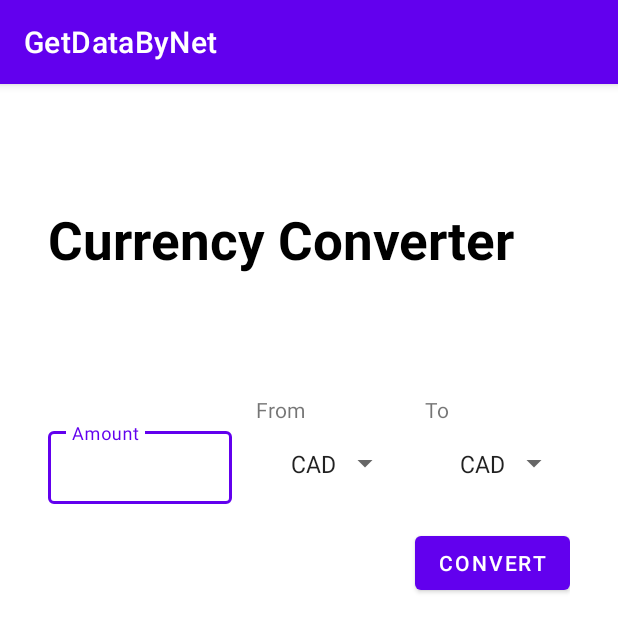
After one commit to satyd/GetDataByNet, an Android app: the CurrencyConvertActivity screen opened directly, with no data from a screen before it, on a phone screen of 412 x 824 dp. The commit adds this screen. Shown: the top 632 px of the screen. Run offline under Robolectric (Android 15) with nearby library versions, the phone set to English and light mode, and no system bars; our stand-ins replace Dagger/Hilt's generated code; libraries missing offline, so code that uses them is left out: androidx.hilt.lifecycle; network calls fail.

Commit message:
added currency converter with dagger-hilt, but it seems like i have some api problems so requests doesn't work. But structure & DI are pretty decent.

```diff
--- a/app/src/main/AndroidManifest.xml
+++ b/app/src/main/AndroidManifest.xml
@@ -14,9 +14,11 @@
         android:usesCleartextTraffic="true"
         android:theme="@style/Theme.GetDataByNet">
         <activity android:name=".questionApi.QuestionsActivity" />
+        <activity android:name=".currencyconverse.CurrencyConvertActivity" />
         <activity android:name=".numFactApi.NumFactActivity" />
         <activity android:name=".listOfUsersApi.GetDataActivity" />
-        <activity android:name=".MainActivity">
+        <activity android:name=".MainActivity"
+            android:exported="true">
             <intent-filter>
                 <action android:name="android.intent.action.MAIN" />
 
--- a/app/src/main/java/com/levp/getdatabynet/MainActivity.kt
+++ b/app/src/main/java/com/levp/getdatabynet/MainActivity.kt
@@ -14,6 +14,7 @@ import androidx.lifecycle.lifecycleScope
 import com.bumptech.glide.Glide
 import com.bumptech.glide.request.target.CustomTarget
 import com.levp.getdatabynet.catApi.CatApi
+import com.levp.getdatabynet.currencyconverse.CurrencyConvertActivity
 import com.levp.getdatabynet.listOfUsersApi.GetDataActivity
 import com.levp.getdatabynet.numFactApi.NumFactActivity
 import com.levp.getdatabynet.questionApi.QuestionsActivity
@@ -85,6 +86,7 @@ class MainActivity : AppCompatActivity() {
                     startActivity(Intent(this, GetDataActivity::class.java))
                 }
                 else -> {
+                    startActivity(Intent(this, CurrencyConvertActivity::class.java))
                 }
             }
 
--- /dev/null
+++ b/app/src/main/java/com/levp/getdatabynet/currencyconverse/CurrencyConvertActivity.kt
@@ -0,0 +1,58 @@
+package com.levp.getdatabynet.currencyconverse
+
+import android.graphics.Color
+import android.os.Bundle
+import androidx.activity.viewModels
+import androidx.appcompat.app.AppCompatActivity
+import androidx.core.view.isVisible
+import androidx.lifecycle.lifecycleScope
+import com.levp.getdatabynet.currencyconverse.repository.CCViewModel
+import com.levp.getdatabynet.databinding.ActivityCurrencyConverseBinding
+import dagger.hilt.android.AndroidEntryPoint
+import kotlinx.coroutines.InternalCoroutinesApi
+import kotlinx.coroutines.flow.collect
+
+
+@AndroidEntryPoint
+class CurrencyConvertActivity : AppCompatActivity() {
+
+    private val viewModel: CCViewModel by viewModels()
+    private lateinit var binding: ActivityCurrencyConverseBinding
+
+    @InternalCoroutinesApi
+    override fun onCreate(savedInstanceState: Bundle?) {
+        super.onCreate(savedInstanceState)
+        binding = ActivityCurrencyConverseBinding.inflate(layoutInflater)
+        setContentView(binding.root)
+
+        binding.btnConvert.setOnClickListener {
+            viewModel.convert(
+                binding.etFrom.text.toString(),
+                binding.spFromCurrency.selectedItem.toString(),
+                binding.spToCurrency.selectedItem.toString(),
+            )
+        }
+
+        lifecycleScope.launchWhenStarted {
+            viewModel.conversion.collect { event ->
+                when(event) {
+                    is CCViewModel.CurrencyEvent.Success -> {
+                        binding.progressBar.isVisible = false
+                        binding.tvResult.setTextColor(Color.BLACK)
+                        binding.tvResult.text = event.resultText
+                    }
+                    is CCViewModel.CurrencyEvent.Failure -> {
+                        binding.progressBar.isVisible = false
+                        binding.tvResult.setTextColor(Color.RED)
+                        binding.tvResult.text = event.errorText
+                    }
+                    is CCViewModel.CurrencyEvent.Loading -> {
+                        binding.progressBar.isVisible = true
+                    }
+                    else -> Unit
+                }
+            }
+        }
+    }
+
+}
--- /dev/null
+++ b/app/src/main/java/com/levp/getdatabynet/currencyconverse/data/CurrencyApi.kt
@@ -0,0 +1,20 @@
+package com.levp.getdatabynet.currencyconverse.data
+
+import com.levp.getdatabynet.currencyconverse.data.models.CurrencyResponse
+import retrofit2.Response
+import retrofit2.http.GET
+import retrofit2.http.Query
+
+const val API_KEY = "5fc4df8544f438f9b312f8ff3789d3bf"
+
+interface CurrencyApi {
+
+    @GET("/latest?access_key=$API_KEY")
+    suspend fun getRates(
+        @Query("base") base: String
+    ): Response<CurrencyResponse>
+
+    @GET("/latest?access_key=$API_KEY")
+    suspend fun getTry(): Response<CurrencyResponse>
+
+}
--- /dev/null
+++ b/app/src/main/java/com/levp/getdatabynet/currencyconverse/di/AppModule.kt
@@ -0,0 +1,47 @@
+package com.levp.getdatabynet.currencyconverse.di
+
+import com.levp.getdatabynet.currencyconverse.data.CurrencyApi
+import com.levp.getdatabynet.currencyconverse.repository.DefaultMainRepository
+import com.levp.getdatabynet.currencyconverse.repository.MainRepositoryCC
+import com.levp.getdatabynet.currencyconverse.util.DispatcherProvider
+import dagger.Module
+import dagger.Provides
+import dagger.hilt.InstallIn
+import dagger.hilt.components.SingletonComponent
+import kotlinx.coroutines.CoroutineDispatcher
+import kotlinx.coroutines.Dispatchers
+import retrofit2.Retrofit
+import retrofit2.converter.gson.GsonConverterFactory
+import javax.inject.Singleton
+
+private const val BASE_URL = "http://api.exchangeratesapi.io/"
+
+@Module
+@InstallIn(SingletonComponent::class)
+object AppModule {
+
+    @Singleton
+    @Provides
+    fun provideCurrencyApi(): CurrencyApi = Retrofit.Builder()
+        .baseUrl(BASE_URL)
+        .addConverterFactory(GsonConverterFactory.create())
+        .build()
+        .create(CurrencyApi::class.java)
+
+    @Singleton
+    @Provides
+    fun provideMainRepository(api: CurrencyApi): MainRepositoryCC = DefaultMainRepository(api)
+
+    @Singleton
+    @Provides
+    fun provideDispatchers(): DispatcherProvider = object : DispatcherProvider {
+        override val main: CoroutineDispatcher
+            get() = Dispatchers.Main
+        override val io: CoroutineDispatcher
+            get() = Dispatchers.IO
+        override val default: CoroutineDispatcher
+            get() = Dispatchers.Default
+        override val unconfined: CoroutineDispatcher
+            get() = Dispatchers.Unconfined
+    }
+}
--- /dev/null
+++ b/app/src/main/java/com/levp/getdatabynet/currencyconverse/repository/MainRepositoryCC.kt
@@ -0,0 +1,10 @@
+package com.levp.getdatabynet.currencyconverse.repository
+
+
+import com.levp.getdatabynet.currencyconverse.data.models.CurrencyResponse
+import com.levp.getdatabynet.currencyconverse.util.Resource
+
+interface MainRepositoryCC {
+    suspend fun getRates(base: String): Resource<CurrencyResponse>
+    suspend fun getTry(): Resource<CurrencyResponse>
+}
--- /dev/null
+++ b/app/src/main/java/com/levp/getdatabynet/currencyconverse/util/DispatcherProvider.kt
@@ -0,0 +1,10 @@
+package com.levp.getdatabynet.currencyconverse.util
+
+import kotlinx.coroutines.CoroutineDispatcher
+
+interface DispatcherProvider {
+    val main: CoroutineDispatcher
+    val io: CoroutineDispatcher
+    val default: CoroutineDispatcher
+    val unconfined: CoroutineDispatcher
+}
--- /dev/null
+++ b/app/src/main/java/com/levp/getdatabynet/currencyconverse/util/Resource.kt
@@ -0,0 +1,6 @@
+package com.levp.getdatabynet.currencyconverse.util
+
+sealed class Resource<T>(val data: T?, val message: String?) {
+    class Success<T>(data: T) : Resource<T>(data, null)
+    class Error<T>(message: String) : Resource<T>(null, message)
+}
--- a/app/src/main/java/com/levp/getdatabynet/questionApi/QuestionsActivity.kt
+++ b/app/src/main/java/com/levp/getdatabynet/questionApi/QuestionsActivity.kt
@@ -10,12 +10,13 @@ import androidx.lifecycle.Observer
 import androidx.lifecycle.lifecycleScope
 import com.google.gson.GsonBuilder
 import com.levp.getdatabynet.R
+import dagger.hilt.android.AndroidEntryPoint
 import kotlinx.android.synthetic.main.activity_questions.*
 import kotlinx.coroutines.*
 import retrofit2.Retrofit
 import retrofit2.converter.gson.GsonConverterFactory
 
-
+@AndroidEntryPoint
 class QuestionsActivity : AppCompatActivity() {
 
 
--- /dev/null
+++ b/app/src/main/res/layout/activity_currency_converse.xml
@@ -0,0 +1,116 @@
+<?xml version="1.0" encoding="utf-8"?>
+<androidx.constraintlayout.widget.ConstraintLayout xmlns:android="http://schemas.android.com/apk/res/android"
+    xmlns:app="http://schemas.android.com/apk/res-auto"
+    xmlns:tools="http://schemas.android.com/tools"
+    android:layout_width="match_parent"
+    android:layout_height="match_parent"
+    android:paddingHorizontal="32dp"
+    tools:context=".currencyconverse.CurrencyConvertActivity">
+
+    <TextView
+        android:id="@+id/tvTitle"
+        android:layout_width="wrap_content"
+        android:layout_height="wrap_content"
+        android:text="Currency Converter"
+        android:textColor="@color/black"
+        android:textSize="35sp"
+        android:textStyle="bold"
+        app:layout_constraintBottom_toTopOf="@+id/guideline"
+        app:layout_constraintStart_toStartOf="parent"
+        app:layout_constraintTop_toTopOf="parent" />
+
+    <TextView
+        android:id="@+id/tvFrom"
+        android:layout_width="wrap_content"
+        android:layout_height="wrap_content"
+        android:text="From"
+        app:layout_constraintStart_toStartOf="@+id/spFromCurrency"
+        app:layout_constraintTop_toTopOf="@+id/guideline" />
+
+    <TextView
+        android:id="@+id/tvTo"
+        android:layout_width="wrap_content"
+        android:layout_height="wrap_content"
+        android:text="To"
+        app:layout_constraintStart_toStartOf="@+id/spToCurrency"
+        app:layout_constraintTop_toTopOf="@+id/guideline" />
+
+    <com.google.android.material.textfield.TextInputLayout
+        android:id="@+id/tilFrom"
+        style="@style/Widget.MaterialComponents.TextInputLayout.OutlinedBox.Dense"
+        android:layout_width="0dp"
+        android:layout_height="wrap_content"
+        android:hint="Amount"
+        android:layout_marginEnd="16dp"
+        app:layout_constraintBottom_toBottomOf="@+id/spFromCurrency"
+        app:layout_constraintEnd_toStartOf="@+id/spFromCurrency"
+        app:layout_constraintStart_toStartOf="parent"
+        app:layout_constraintTop_toTopOf="@+id/spFromCurrency">
+
+        <com.google.android.material.textfield.TextInputEditText
+            android:id="@+id/etFrom"
+            android:layout_width="match_parent"
+            android:layout_height="match_parent"
+            android:inputType="numberDecimal" />
+
+    </com.google.android.material.textfield.TextInputLayout>
+
+    <androidx.constraintlayout.widget.Guideline
+        android:id="@+id/guideline"
+        android:layout_width="wrap_content"
+        android:layout_height="wrap_content"
+        android:orientation="horizontal"
+        app:layout_constraintGuide_percent="0.27" />
+
+    <Spinner
+        android:id="@+id/spFromCurrency"
+        android:layout_width="wrap_content"
+        android:layout_height="wrap_content"
+        android:entries="@array/currency_codes"
+        android:padding="15dp"
+        android:layout_marginEnd="16dp"
+        app:layout_constraintEnd_toStartOf="@+id/spToCurrency"
+        app:layout_constraintTop_toBottomOf="@+id/tvFrom" />
+
+    <Spinner
+        android:id="@+id/spToCurrency"
+        android:layout_width="wrap_content"
+        android:layout_height="wrap_content"
+        android:entries="@array/currency_codes"
+        android:padding="15dp"
+        app:layout_constraintEnd_toEndOf="parent"
+        app:layout_constraintTop_toBottomOf="@+id/tvTo" />
+
+    <Button
+        android:id="@+id/btnConvert"
+        android:layout_width="wrap_content"
+        android:layout_height="wrap_content"
+        android:text="Convert"
+        android:layout_marginTop="16dp"
+        app:layout_constraintEnd_toEndOf="parent"
+        app:layout_constraintTop_toBottomOf="@+id/spToCurrency" />
+
+    <TextView
+        android:id="@+id/tvResult"
+        android:layout_width="0dp"
+        android:layout_height="wrap_content"
+        android:layout_marginEnd="16dp"
+        android:textColor="@color/black"
+        app:layout_constraintBottom_toBottomOf="@+id/btnConvert"
+        app:layout_constraintEnd_toStartOf="@+id/btnConvert"
+        app:layout_constraintStart_toStartOf="parent"
+        app:layout_constraintTop_toTopOf="@+id/btnConvert"
+        tools:text="10 EUR = 15.0 USD" />
+
+    <ProgressBar
+        android:id="@+id/progressBar"
+        android:layout_width="wrap_content"
+        android:layout_height="wrap_content"
+        android:visibility="gone"
+        app:layout_constraintBottom_toBottomOf="@+id/btnConvert"
+        app:layout_constraintEnd_toStartOf="@+id/btnConvert"
+        app:layout_constraintStart_toStartOf="parent"
+        app:layout_constraintTop_toTopOf="@+id/btnConvert"
+        tools:visibility="visible" />
+
+</androidx.constraintlayout.widget.ConstraintLayout>
--- a/app/src/main/res/values/arrays.xml
+++ b/app/src/main/res/values/arrays.xml
@@ -2,6 +2,7 @@
 <resources>
     <string-array name="api_list" >
         <item>Number Facts</item>
+        <item>Currency Converter</item>
         <item>Question Api</item>
         <item>List of Data</item>
     </string-array>
--- a/app/src/main/res/values/strings.xml
+++ b/app/src/main/res/values/strings.xml
@@ -6,4 +6,38 @@
     <string name="change_cat_btn_text">Change cat</string>
     <string name="num_fact_TW_text">Fact</string>
     <string name="num_fact_btn_text">next</string>
+    <string-array name="currency_codes">
+        <item>CAD</item>
+        <item>EUR</item>
+        <item>HKD</item>
+        <item>ISK</item>
+        <item>PHP</item>
+        <item>DKK</item>
+        <item>HUF</item>
+        <item>CZK</item>
+        <item>AUD</item>
+        <item>RON</item>
+        <item>SEK</item>
+        <item>IDR</item>
+        <item>INR</item>
+        <item>BRL</item>
+        <item>RUB</item>
+        <item>HRK</item>
+        <item>JPY</item>
+        <item>THB</item>
+        <item>CHF</item>
+        <item>SGD</item>
+        <item>PLN</item>
+        <item>BGN</item>
+        <item>CNY</item>
+        <item>NOK</item>
+        <item>NZD</item>
+        <item>ZAR</item>
+        <item>USD</item>
+        <item>MXN</item>
+        <item>ILS</item>
+        <item>GBP</item>
+        <item>KRW</item>
+        <item>MYR</item>
+    </string-array>
 </resources>
--- a/build.gradle
+++ b/build.gradle
@@ -8,6 +8,7 @@ buildscript {
     dependencies {
         classpath "com.android.tools.build:gradle:4.1.3"
         classpath "org.jetbrains.kotlin:kotlin-gradle-plugin:$kotlin_version"
+        classpath("com.google.dagger:hilt-android-gradle-plugin:2.40")
         //classpath 'com.google.gms:google-services:4.3.10'
         // NOTE: Do not place your application dependencies here; they belong
         // in the individual module build.gradle files
```
Also changed, not shown: app/build.gradle (+31 -32 lines), app/src/main/java/com/levp/getdatabynet/MyApp.kt (+6 -2 lines), app/src/main/java/com/levp/getdatabynet/currencyconverse/data/models/CurrencyResponse.kt (added, +7 -0 lines), app/src/main/java/com/levp/getdatabynet/currencyconverse/data/models/Rates.kt (added, +177 -0 lines), app/src/main/java/com/levp/getdatabynet/currencyconverse/repository/CCViewModel.kt (added, +99 -0 lines), app/src/main/java/com/levp/getdatabynet/currencyconverse/repository/DefaultMainRepository.kt (added, +38 -0 lines), 1 other file.
